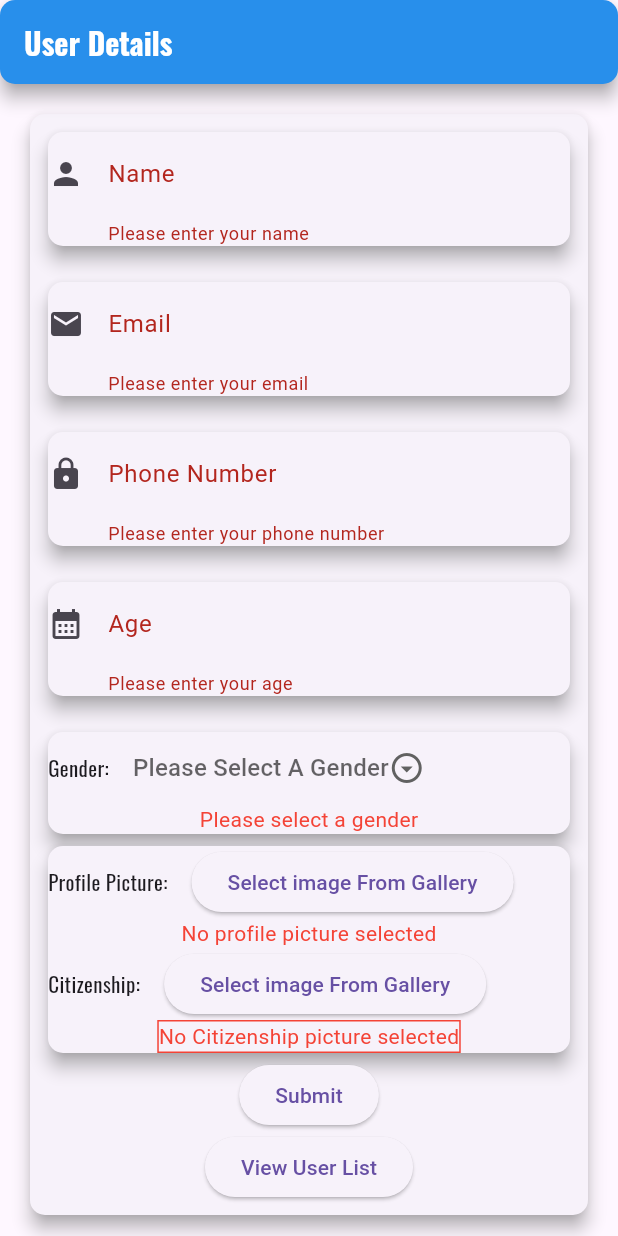
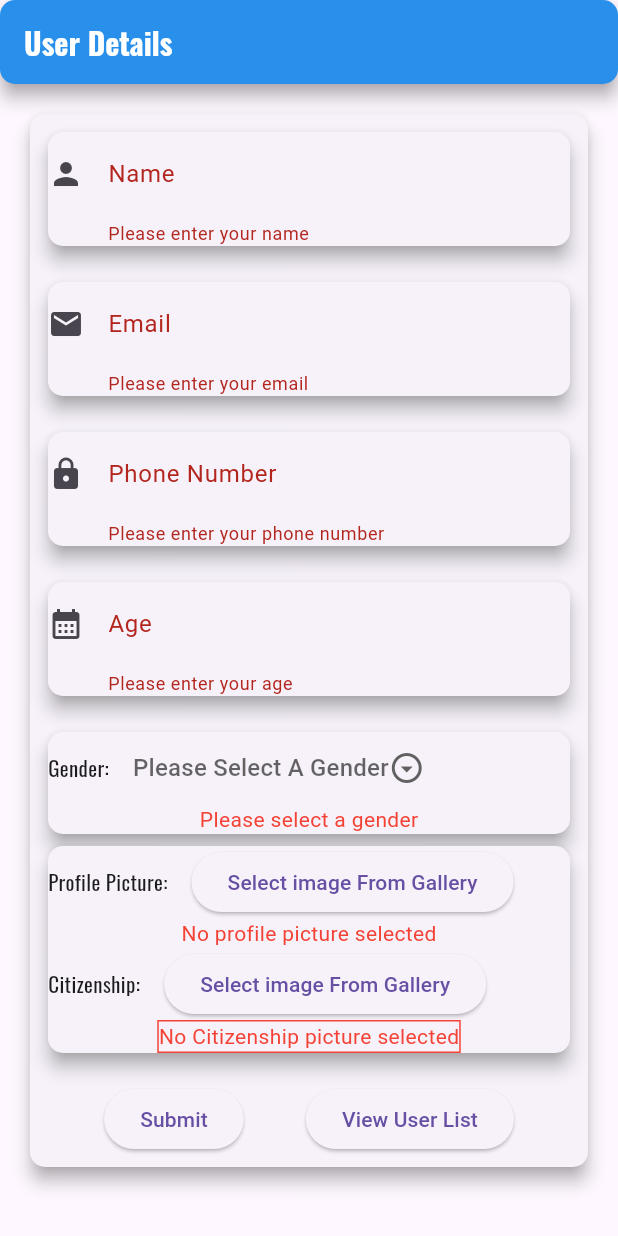
Before and after one commit to RishabShrestha1/Personal_Assigned_Task, a Flutter app: the screen it shows after launch, after a tap on "Submit", on a phone screen of 412 x 824 dp. Run offline on Flutter 3.47's test engine with Material 3 defaults, Android fonts, the phone set to English and light mode, and no system bars; our stand-ins replace google_fonts, image_picker, shared_preferences.

Commit message:
Finally personall ui

```diff
--- a/customform/lib/components/text.dart
+++ b/customform/lib/components/text.dart
@@ -1,10 +1,10 @@
 import 'package:flutter/material.dart';
 import 'package:google_fonts/google_fonts.dart';
 
-class textLabels extends StatelessWidget {
+class TextLabels extends StatelessWidget {
   final String texts;
 
-  const textLabels({Key? key, required this.texts}) : super(key: key);
+  const TextLabels({Key? key, required this.texts}) : super(key: key);
 
   @override
   Widget build(BuildContext context) {
--- a/customform/lib/form.dart
+++ b/customform/lib/form.dart
@@ -113,6 +113,7 @@ class _MyAppState extends State<MyApp> {
     );
   }
 
+  @override
   void initState() {
     super.initState();
     loadUserDetails(); // Load user details from Shared Preferences
@@ -235,7 +236,6 @@ class _MyAppState extends State<MyApp> {
                                 controller: _emailController,
                               ),
                             ),
-
                             SizedBox(height: 16.0), // Add some spacing
                             Card(
                               child: TextInput(
@@ -275,7 +275,7 @@ class _MyAppState extends State<MyApp> {
                               child: Column(children: [
                                 Row(
                                   children: [
-                                    textLabels(texts: "Gender:"),
+                                    TextLabels(texts: "Gender:"),
                                     SizedBox(width: 16.0), // Add some spacing
                                     MyDropDown(
                                       listFrom: GenderData.genders,
@@ -301,7 +301,7 @@ class _MyAppState extends State<MyApp> {
                                 children: [
                                   Row(
                                     children: [
-                                      textLabels(texts: "Profile Picture:"),
+                                      TextLabels(texts: "Profile Picture:"),
                                       SizedBox(width: 16.0), // Add some spacing
                                       ElevatedButton(
                                         onPressed: () {
@@ -333,7 +333,7 @@ class _MyAppState extends State<MyApp> {
                                   ),
                                   Row(
                                     children: [
-                                      textLabels(texts: "Citizenship:"),
+                                      TextLabels(texts: "Citizenship:"),
                                       SizedBox(width: 16.0), // Add some spacing
                                       ElevatedButton(
                                         onPressed: () {
@@ -375,7 +375,10 @@ class _MyAppState extends State<MyApp> {
                                 ],
                               ),
                             ),
-
+                            SizedBox(height: 16.0), // Add some spacing
+                            Row(
+                              mainAxisAlignment: MainAxisAlignment.spaceEvenly,
+                              children: [
                                 ElevatedButton(
                                   onPressed: () {
                                     _submitForm();
@@ -387,6 +390,8 @@ class _MyAppState extends State<MyApp> {
                                     _navigateToUserList();
                                   },
                                   child: Text("View User List"),
+                                ),
+                              ],
                             ),
                           ],
                         ),
--- a/customform/lib/main.dart
+++ b/customform/lib/main.dart
@@ -6,25 +6,6 @@ void main() {
   runApp(
     MaterialApp(
       debugShowCheckedModeBanner: false,
-      theme: ThemeData(
-        primarySwatch: Colors.blue,
-        appBarTheme: AppBarTheme(
-          backgroundColor: Colors.blue,
-          titleTextStyle: TextStyle(
-            color: Colors.white,
-            fontSize: 20.0,
-            fontFamily: GoogleFonts.oswald().fontFamily,
-            fontWeight: FontWeight.bold,
-          ),
-        ),
-        cardTheme: CardTheme(
-          elevation: 5.0,
-          shadowColor: Colors.grey,
-          shape: RoundedRectangleBorder(
-            borderRadius: BorderRadius.circular(10.0),
-          ),
-        ),
-      ),
       home: MyApp(),
     ),
   );
```
Lines whose indentation alone changed are shown as unchanged.
